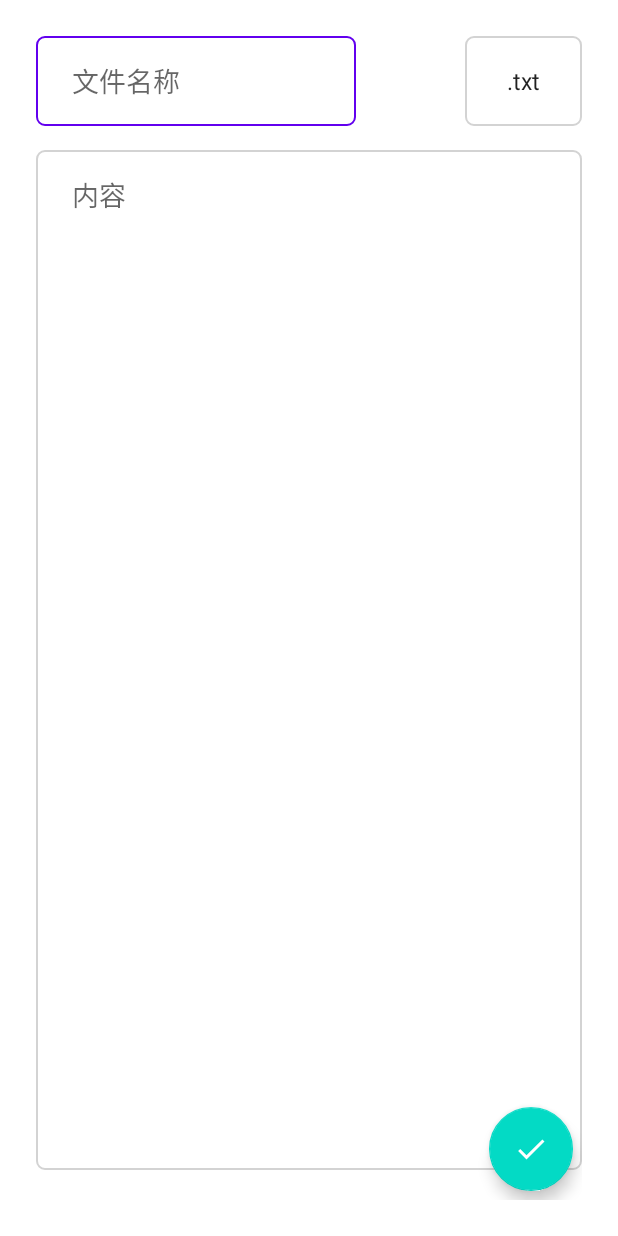
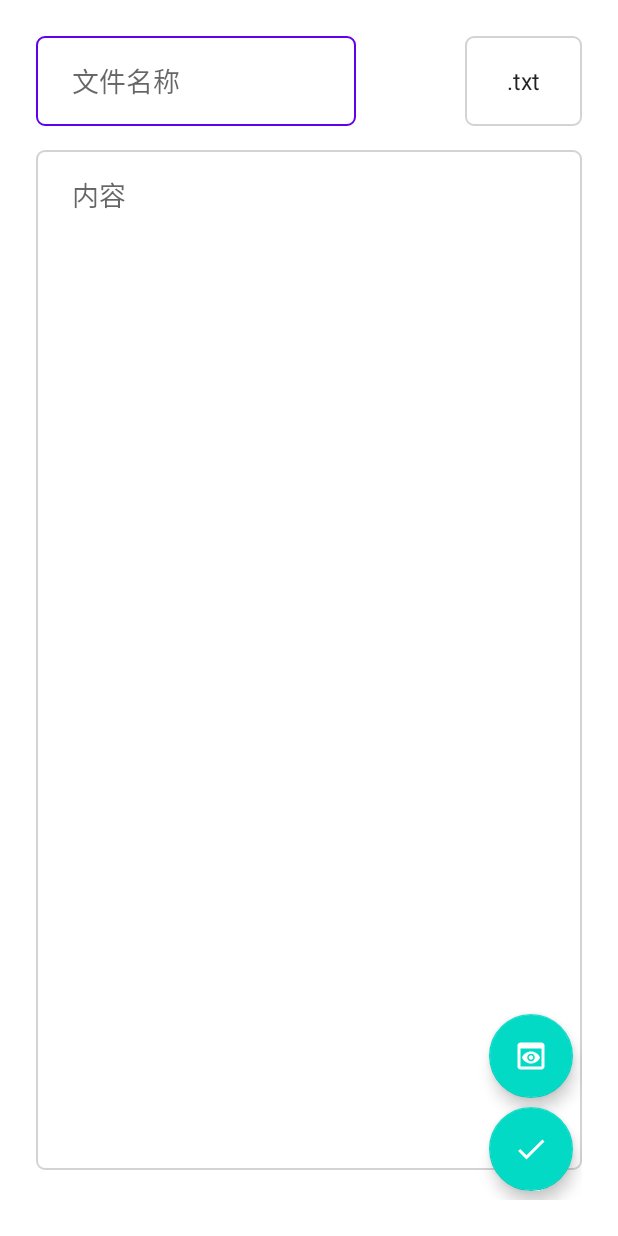
Before and after one commit to IUnlimit/Inotepad, an Android app: the layout fragment_add.xml on its own in the app's theme, with its tools: preview values and no code run, on a phone screen of 412 x 824 dp. Run offline under Robolectric (Android 15) with nearby library versions, the phone set to English and light mode, and no system bars; Roboto replaces fonts that are not available here.

Commit message:
Update: Add webView preview fragment

```diff
--- /dev/null
+++ b/app/src/main/res/drawable/ic_preview.xml
@@ -0,0 +1,5 @@
+<vector android:height="24dp" android:tint="#FFFFFF"
+    android:viewportHeight="24" android:viewportWidth="24"
+    android:width="24dp" xmlns:android="http://schemas.android.com/apk/res/android">
+    <path android:fillColor="@android:color/white" android:pathData="M19,3H5C3.89,3 3,3.9 3,5v14c0,1.1 0.89,2 2,2h14c1.1,0 2,-0.9 2,-2V5C21,3.9 20.11,3 19,3zM19,19H5V7h14V19zM13.5,13c0,0.83 -0.67,1.5 -1.5,1.5s-1.5,-0.67 -1.5,-1.5c0,-0.83 0.67,-1.5 1.5,-1.5S13.5,12.17 13.5,13zM12,9c-2.73,0 -5.06,1.66 -6,4c0.94,2.34 3.27,4 6,4s5.06,-1.66 6,-4C17.06,10.66 14.73,9 12,9zM12,15.5c-1.38,0 -2.5,-1.12 -2.5,-2.5c0,-1.38 1.12,-2.5 2.5,-2.5c1.38,0 2.5,1.12 2.5,2.5C14.5,14.38 13.38,15.5 12,15.5z"/>
+</vector>
--- a/app/src/main/res/layout/fragment_add.xml
+++ b/app/src/main/res/layout/fragment_add.xml
@@ -77,6 +77,19 @@
                 app:layout_constraintTop_toBottomOf="@+id/add_linearLayout" />
 
             <com.google.android.material.floatingactionbutton.FloatingActionButton
+                android:id="@+id/add_preview"
+                android:layout_width="wrap_content"
+                android:layout_height="wrap_content"
+                android:layout_marginEnd="6dp"
+                android:layout_marginBottom="6dp"
+                android:clickable="true"
+                android:focusable="true"
+                android:src="@drawable/ic_preview"
+                app:backgroundTint="@color/teal_200"
+                app:layout_constraintBottom_toTopOf="@+id/add_check"
+                app:layout_constraintEnd_toEndOf="parent" />
+
+            <com.google.android.material.floatingactionbutton.FloatingActionButton
                 android:id="@+id/add_check"
                 android:layout_width="wrap_content"
                 android:layout_height="wrap_content"
```
Also changed, not shown: app/src/main/java/org/iunlimit/inotepad/fragments/preview/PreviewWebViewClient.kt (added, +48 -0 lines), app/src/main/java/org/iunlimit/inotepad/fragments/preview/WebViewFragment.kt (added, +50 -0 lines), app/src/main/res/layout/fragment_update.xml (+10 -0 lines), app/src/main/res/layout/webview.xml (added, +10 -0 lines), app/src/main/res/navigation/main_nav.xml (+39 -0 lines).
